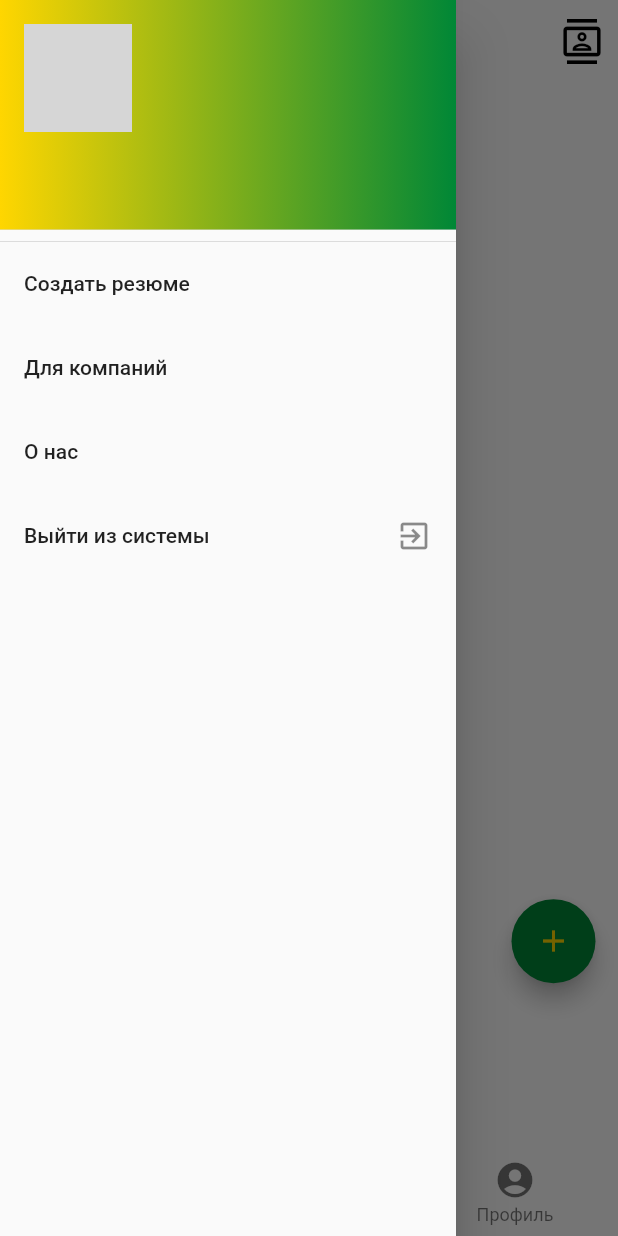
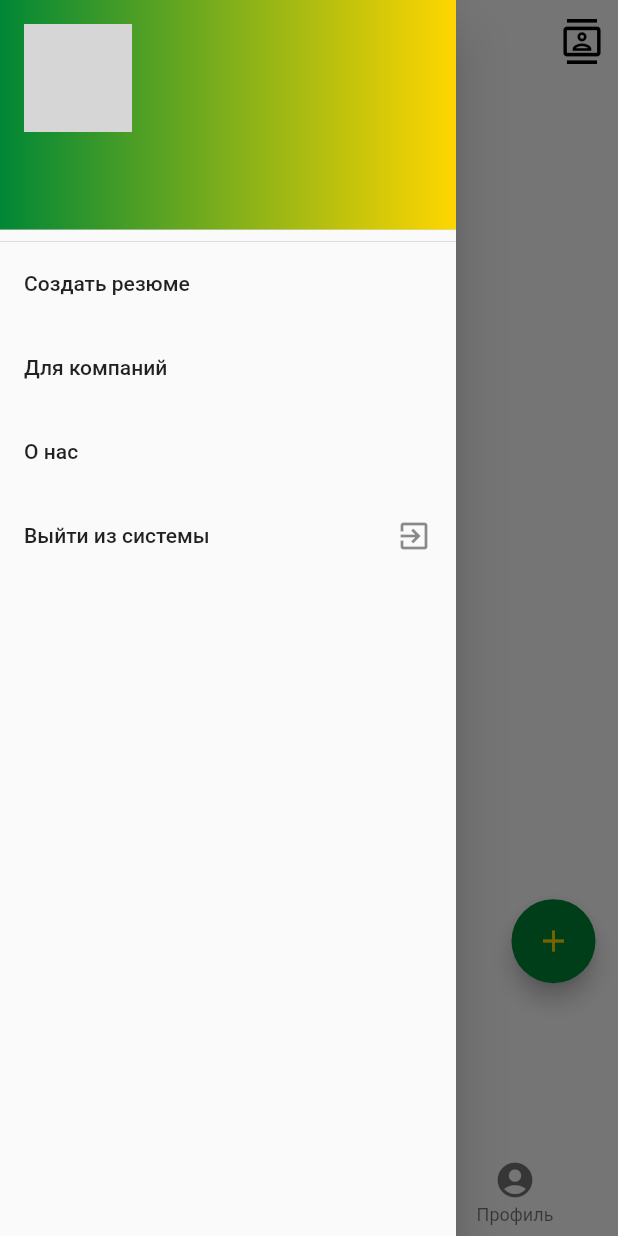
Before and after one commit to Juanr1m/hackaton, a Flutter app: the HomePage screen opened by its route, item 2 of the bottom bar chosen, in the side drawer, after a tap on the "menu" icon, on a phone screen of 412 x 824 dp. Run offline on Flutter 3.47's test engine with Material 2 defaults, Android fonts, the phone set to English and light mode, and no system bars; our stand-ins replace cloud_firestore, firebase_auth, firebase_core, firebase_storage, google_fonts, google_sign_in and 1 more; accounts and stored records are empty; generated files the repository leaves out were written again; network calls fail; grey boxes are pictures that could not be loaded.

Commit message:
few changes

```diff
--- a/lib/screens/home_screen/components/body.dart
+++ b/lib/screens/home_screen/components/body.dart
@@ -16,11 +16,10 @@ class HomeBody extends StatefulWidget {
 class _HomeBodyState extends State<HomeBody> {
   @override
   Widget build(BuildContext context) {
-    return Container(
-      width: MediaQuery.of(context).size.width,
-      height: MediaQuery.of(context).size.height,
-      padding: EdgeInsets.symmetric(horizontal: 15),
-      child: SingleChildScrollView(
+    return SingleChildScrollView(
+      child: Container(
+        width: MediaQuery.of(context).size.width,
+        padding: EdgeInsets.symmetric(horizontal: 15),
         child: Column(
           crossAxisAlignment: CrossAxisAlignment.start,
           children: [
--- a/lib/screens/home_screen/home_screen.dart
+++ b/lib/screens/home_screen/home_screen.dart
@@ -120,8 +120,10 @@ class _HomePageState extends State<HomePage> {
               padding: EdgeInsets.zero,
               child: UserAccountsDrawerHeader(
                 decoration: BoxDecoration(
-                    gradient: LinearGradient(
-                        colors: [kSecondaryColor, kPrimaryColor])),
+                  gradient: LinearGradient(
+                    colors: [kPrimaryColor, kSecondaryColor],
+                  ),
+                ),
                 accountEmail: Text(
                   user.email,
                 ),
--- a/lib/screens/offers_list/components/body.dart
+++ b/lib/screens/offers_list/components/body.dart
@@ -15,7 +15,6 @@ class Body extends StatelessWidget {
     return SingleChildScrollView(
       child: Container(
         width: MediaQuery.of(context).size.width,
-        height: MediaQuery.of(context).size.height,
         padding: EdgeInsets.symmetric(horizontal: 15),
         child: Column(
           children: [
--- a/lib/theme.dart
+++ b/lib/theme.dart
@@ -3,6 +3,7 @@ import 'constants.dart';
 
 ThemeData theme() {
   return ThemeData(
+      accentColor: kPrimaryColor,
       scaffoldBackgroundColor: Colors.white,
       primaryColor: kPrimaryColor,
       accentIconTheme: IconThemeData(color: kPrimaryColor),
```
